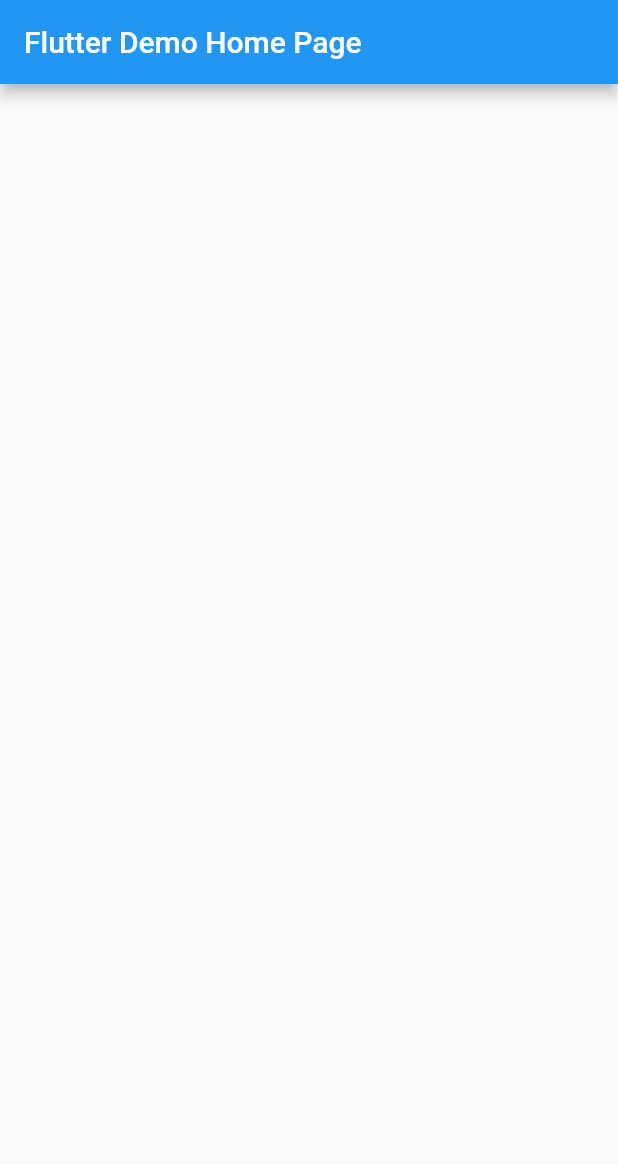
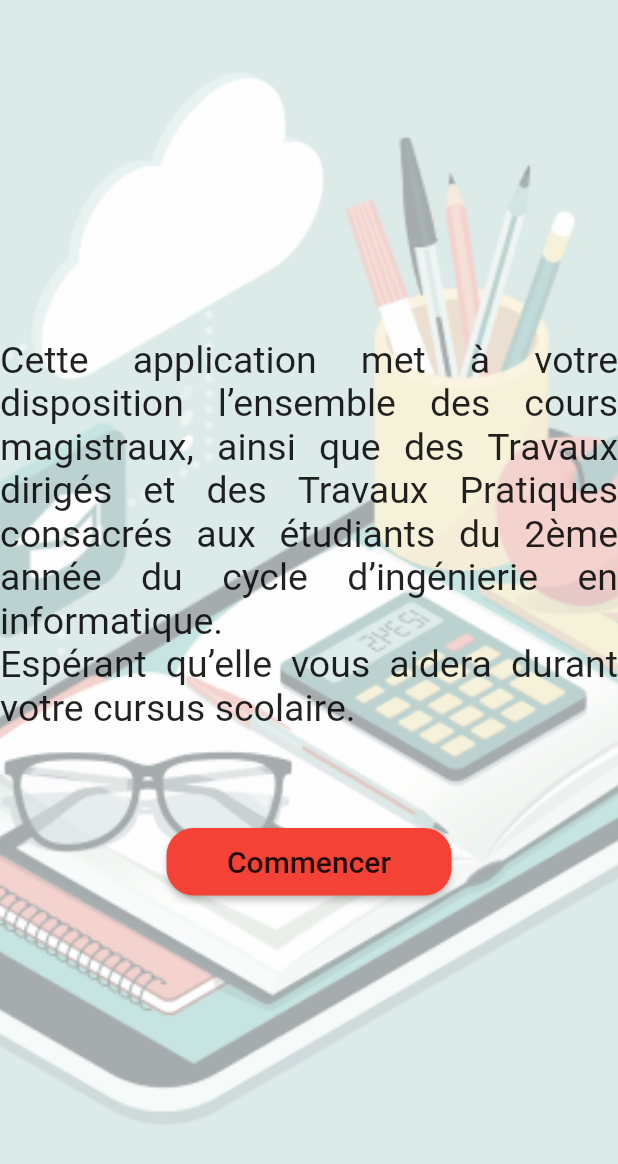
Before and after one commit to ibtihalhayat/mobile_App, a Flutter app: the screen it shows after launch, on a phone screen of 412 x 824 dp. Shown: the top 1164 px of the screen. Run offline on Flutter 3.47's test engine with Material 2 defaults, Android fonts, the phone set to English and light mode, and no system bars.

Commit message:
Page d'Accueil de l'application

```diff
--- a/lib/main.dart
+++ b/lib/main.dart
@@ -1,3 +1,7 @@
+//import 'dart:html';
+
+//import 'dart:html';
+
 import 'package:flutter/material.dart';
 
 void main() {
@@ -13,6 +17,7 @@ class MyApp extends StatelessWidget {
         primarySwatch: Colors.blue,
         visualDensity: VisualDensity.adaptivePlatformDensity,
       ),
+      debugShowCheckedModeBanner: false,
       home: MyHomePage(title: 'Flutter Demo Home Page'),
     );
   }
@@ -32,18 +37,66 @@ class _MyHomePageState extends State<MyHomePage> {
   @override
   Widget build(BuildContext context) {
     return Scaffold(
-      appBar: AppBar(
-        title: Text(widget.title),
-      ),
-      body: Center(
-        child: Column(
-          mainAxisAlignment: MainAxisAlignment.center,
-          children: <Widget>[
-            Text(''),
-            Text(''),
-          ],
-        ),
-      ),
+      body:new Stack(
+        children:<Widget> [
+          new Container(
+            decoration: new BoxDecoration(
+              image: new DecorationImage(
+                image: new AssetImage('images/background.png'),
+                fit: BoxFit.cover)
+            ),
+          ),
+          new Center(
+            child: new Column(
+              mainAxisAlignment: MainAxisAlignment.center,
+              children:<Widget> [
+                new Text(
+                  '   Cette application met à votre disposition l’ensemble des cours magistraux, ainsi que des Travaux dirigés et des Travaux Pratiques consacrés aux étudiants du 2ème année du cycle d’ingénierie en informatique.',
+                  style: new TextStyle(
+                      fontSize: 25
+                  ),
+                  textAlign: TextAlign.justify,
+                ),
+                new Text('    Espérant qu’elle vous aidera durant votre cursus scolaire.',
+                  style: new TextStyle(
+                      fontSize: 25
+                  ),
+                  textAlign: TextAlign.justify,),
+                new Text(''),
+                new Text(''),
+                new Text(''),
+                new Text(''),
+                new ButtonTheme(
+                  minWidth: 190,
+                  height:45,
+                  child: RaisedButton(
+                      onPressed: (){
+                        print('OK');
+                      },
+                      color: Colors.red,
+                      shape: RoundedRectangleBorder(
+                        borderRadius: BorderRadius.circular(18.0),
+                      ),
+                      child: new Text(
+                          'Commencer',
+                        style: TextStyle(
+                          fontSize: 20
+                        ),
+                      )
+                  ),
+                )
+              ],
+            ),
+            /*child: new Text(
+                'Cette application met à votre disposition l’ensemble des cours magistrales ainsi que des Travaux dirigés et des Travaux Pratiques consacrés aux étudiants du 2ème année du cycle d’ingénierie en informatique. Espérant qu’elle vous aidera durant votre cursus scolaire.',
+                style: new TextStyle(
+                  fontSize: 25
+                ),
+              textAlign: TextAlign.justify,
+            ),*/
+          )
+        ],
+      )
     );
   }
 }
--- a/pubspec.yaml
+++ b/pubspec.yaml
@@ -45,7 +45,8 @@ flutter:
   uses-material-design: true
 
   # To add assets to your application, add an assets section, like this:
-  # assets:
+  assets:
+    - images/background.png
   #   - images/a_dot_burr.jpeg
   #   - images/a_dot_ham.jpeg
 
```
Also changed, not shown: images/background.png (added).
